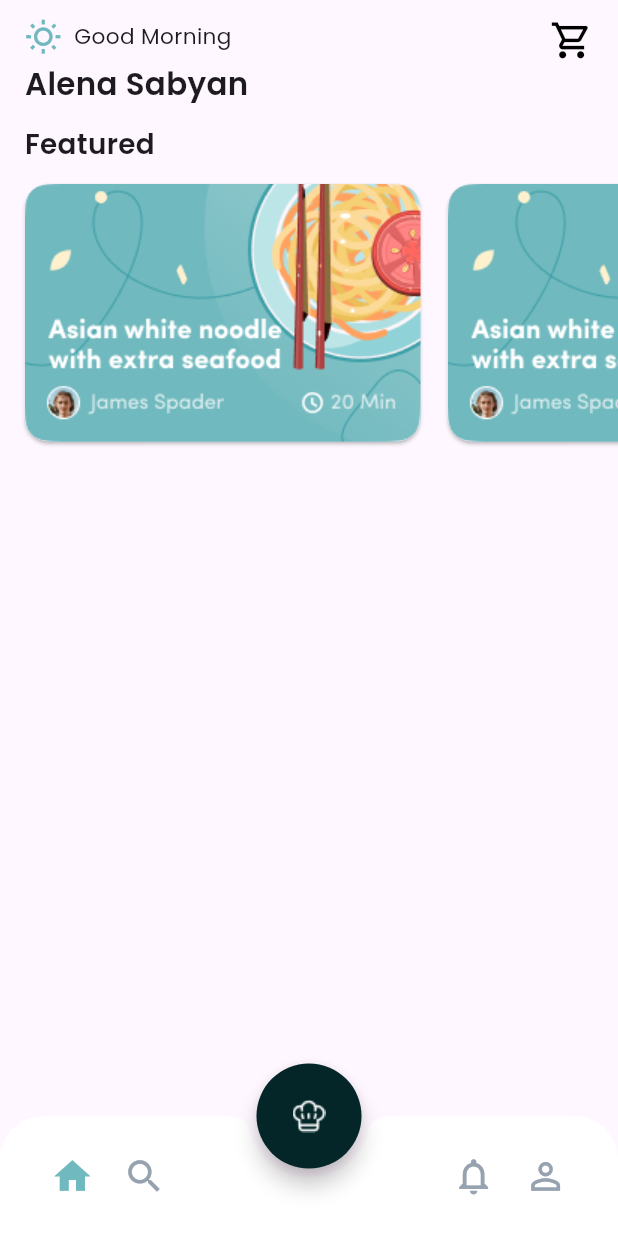
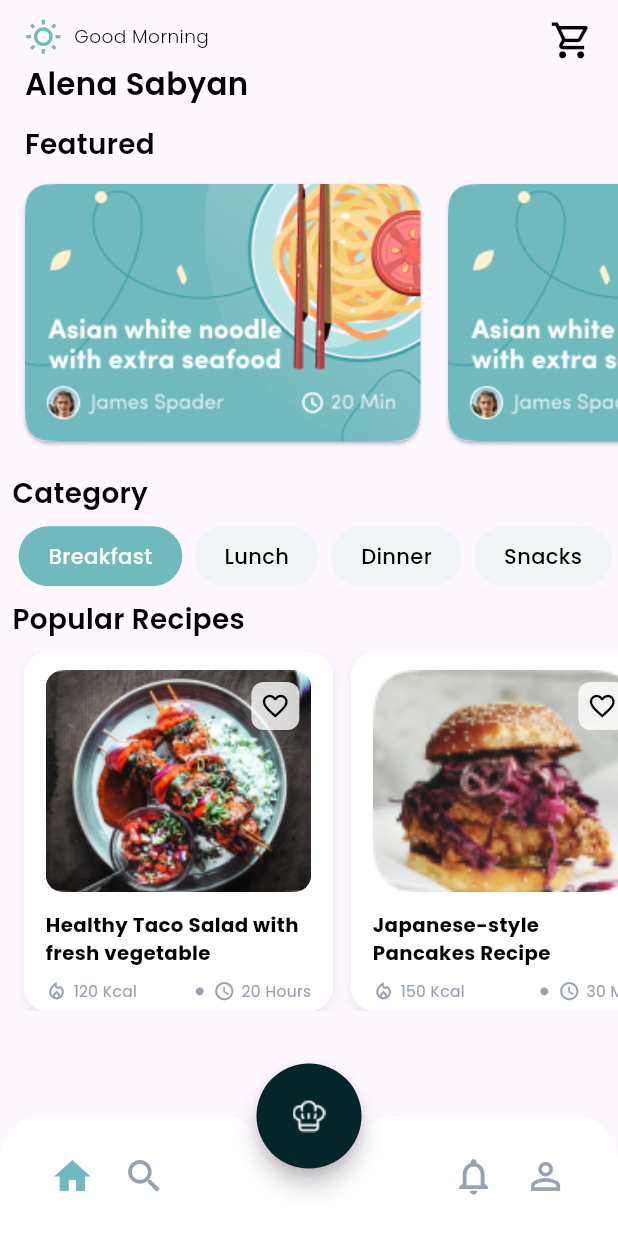
Before and after one commit to jincykp/tastybite_app, a Flutter app: the screen it shows after launch, after a tap on "Login", on a phone screen of 412 x 824 dp. Run offline on Flutter 3.47's test engine with Material 3 defaults, Android fonts, the phone set to English and light mode, and no system bars; our stand-ins replace google_fonts.

Commit message:
feat: Complete Home Page UI with custom FoodCard widget and horizontal scroll

```diff
--- a/lib/core/app_colors.dart
+++ b/lib/core/app_colors.dart
@@ -6,4 +6,5 @@ class AppColors {
   static const black = Colors.black;
   static const grey = Color(0xFF97A2B0);
   static const greenButton = Color(0xFF042628);
+  static const categoryButton = Color(0xFFF1F5F5);
 }
--- a/lib/core/app_text_styles.dart
+++ b/lib/core/app_text_styles.dart
@@ -1,17 +1,22 @@
 import 'package:flutter/material.dart';
+import 'package:google_fonts/google_fonts.dart';
 import 'package:tastybite/core/app_colors.dart';
 
 class AppTextStyles {
-  static const heading = TextStyle(
-    color: AppColors.white,
-    //fontFamily: 'SofiaPro',
-    fontWeight: FontWeight.w700,
-    fontSize: 28,
-    height: 1.2,
-    letterSpacing: 0,
-  );
-
-  static const body = TextStyle(fontSize: 16, color: Colors.black87);
-
-  // Add more text styles as needed
+  /// Custom reusable Poppins text style
+  static TextStyle poppins({
+    double fontSize = 14,
+    FontWeight fontWeight = FontWeight.normal,
+    Color color = AppColors.black,
+    double? height,
+    double? letterSpacing,
+  }) {
+    return GoogleFonts.poppins(
+      fontSize: fontSize,
+      fontWeight: fontWeight,
+      color: color,
+      height: height,
+      letterSpacing: letterSpacing,
+    );
+  }
 }
--- a/lib/screens/home_screen.dart
+++ b/lib/screens/home_screen.dart
@@ -1,19 +1,48 @@
 import 'package:flutter/material.dart';
-import 'package:google_fonts/google_fonts.dart';
 import 'package:tastybite/core/app_colors.dart';
 import 'package:tastybite/widgets/featured_card.dart';
+import 'package:tastybite/core/app_text_styles.dart';
+import 'package:tastybite/widgets/food_card.dart';
 
-class HomeScreen extends StatelessWidget {
+class HomeScreen extends StatefulWidget {
   const HomeScreen({super.key});
 
+  @override
+  State<HomeScreen> createState() => _HomeScreenState();
+}
+
+class _HomeScreenState extends State<HomeScreen> {
   @override
   Widget build(BuildContext context) {
     final size = MediaQuery.of(context).size;
     final screenWidth = size.width;
     final screenHeight = size.height;
+    String selectedCategory = 'Breakfast';
 
+    final List<String> categories = ['Breakfast', 'Lunch', 'Dinner', 'Snacks'];
+    final List<Map<String, String>> foodItems = [
+      {
+        'image': 'assets/images/fc_one.png',
+        'title': 'Healthy Taco Salad with fresh vegetable',
+        'kcal': '120 Kcal',
+        'time': '20 Hours',
+      },
+      {
+        'image': 'assets/images/burgur.png',
+        'title': 'Japanese-style Pancakes Recipe',
+        'kcal': '150 Kcal',
+        'time': '30 Min',
+      },
+      {
+        'image': 'assets/images/fc_one.png',
+        'title': 'Avocado Toast with boiled eggs',
+        'kcal': '200 Kcal',
+        'time': '15 Min',
+      },
+    ];
     return Scaffold(
       body: SafeArea(
+        child: SingleChildScrollView(
           child: Column(
             crossAxisAlignment: CrossAxisAlignment.start,
             children: [
@@ -27,7 +56,6 @@ class HomeScreen extends StatelessWidget {
                   mainAxisAlignment: MainAxisAlignment.spaceBetween,
                   crossAxisAlignment: CrossAxisAlignment.start,
                   children: [
-                  // Column with icon + text, aligned left
                     Column(
                       crossAxisAlignment: CrossAxisAlignment.start,
                       children: [
@@ -41,9 +69,10 @@ class HomeScreen extends StatelessWidget {
                             SizedBox(width: screenWidth * 0.02),
                             Text(
                               'Good Morning',
-                            style: GoogleFonts.poppins(
-                              fontSize: screenWidth * 0.035,
-                              fontWeight: FontWeight.w400,
+                              style: AppTextStyles.poppins(
+                                fontSize: screenWidth * 0.030,
+                                fontWeight: FontWeight.w300,
+                                color: AppColors.black,
                               ),
                             ),
                           ],
@@ -51,9 +80,10 @@ class HomeScreen extends StatelessWidget {
                         SizedBox(height: screenHeight * 0.005),
                         Text(
                           'Alena Sabyan',
-                        style: GoogleFonts.poppins(
+                          style: AppTextStyles.poppins(
                             fontSize: screenWidth * 0.05,
                             fontWeight: FontWeight.w600,
+                            color: AppColors.black,
                           ),
                         ),
                       ],
@@ -72,17 +102,17 @@ class HomeScreen extends StatelessWidget {
                 padding: EdgeInsets.symmetric(horizontal: screenWidth * 0.04),
                 child: Text(
                   'Featured',
-                style: GoogleFonts.poppins(
+                  style: AppTextStyles.poppins(
                     fontSize: screenWidth * 0.045,
                     fontWeight: FontWeight.w600,
+                    color: AppColors.black,
                   ),
                 ),
               ),
 
               // Horizontally Scrollable Cards
               SizedBox(
-              height:
-                  screenHeight * 0.24, // Adjusted for responsive card height
+                height: screenHeight * 0.24,
                 child: SingleChildScrollView(
                   scrollDirection: Axis.horizontal,
                   padding: EdgeInsets.symmetric(horizontal: screenWidth * 0.03),
@@ -99,7 +129,97 @@ class HomeScreen extends StatelessWidget {
                   ),
                 ),
               ),
+
+              // Category Title
+              Padding(
+                padding: EdgeInsets.all(screenWidth * 0.02),
+                child: Text(
+                  'Category',
+                  style: AppTextStyles.poppins(
+                    fontSize: screenWidth * 0.045,
+                    fontWeight: FontWeight.w600,
+                    color: AppColors.black,
+                  ),
+                ),
+              ),
+
+              SingleChildScrollView(
+                scrollDirection: Axis.horizontal,
+                child: Padding(
+                  padding: EdgeInsets.symmetric(horizontal: screenWidth * 0.03),
+                  child: Row(
+                    children: categories.map((category) {
+                      final isSelected = selectedCategory == category;
+
+                      return Padding(
+                        padding: const EdgeInsets.only(right: 8.0),
+                        child: GestureDetector(
+                          onTap: () {
+                            setState(() {
+                              selectedCategory = category;
+                            });
+                          },
+                          child: Container(
+                            padding: const EdgeInsets.symmetric(
+                              horizontal: 20,
+                              vertical: 10,
+                            ),
+                            decoration: BoxDecoration(
+                              color: isSelected
+                                  ? const Color(0xFF70B9BE)
+                                  : const Color(0xFFF1F5F5),
+                              borderRadius: BorderRadius.circular(20),
+                            ),
+                            child: Text(
+                              category,
+                              style: AppTextStyles.poppins(
+                                fontSize: 14,
+                                fontWeight: FontWeight.w500,
+                                color: isSelected
+                                    ? AppColors.white
+                                    : AppColors.black,
+                              ),
+                            ),
+                          ),
+                        ),
+                      );
+                    }).toList(),
+                  ),
+                ),
+              ),
+              Padding(
+                padding: EdgeInsets.all(
+                  screenWidth * 0.02,
+                ), // Adjust the multiplier as needed
+                child: Text(
+                  'Popular Recipes',
+                  style: AppTextStyles.poppins(
+                    fontSize: screenWidth * 0.045,
+                    fontWeight: FontWeight.w600,
+                    color: AppColors.black,
+                  ),
+                ),
+              ),
+              SizedBox(
+                height: 240,
+                child: ListView.separated(
+                  scrollDirection: Axis.horizontal,
+                  itemCount: foodItems.length,
+                  padding: const EdgeInsets.symmetric(horizontal: 16),
+                  separatorBuilder: (_, __) => const SizedBox(width: 12),
+                  itemBuilder: (context, index) {
+                    final item = foodItems[index];
+                    return FoodCard(
+                      imagePath: item['image']!,
+                      title: item['title']!,
+                      kcal: item['kcal']!,
+                      time: item['time']!,
+                    );
+                  },
+                ),
+              ),
             ],
+          ),
         ),
       ),
     );
--- a/lib/screens/login_screen.dart
+++ b/lib/screens/login_screen.dart
@@ -2,6 +2,7 @@ import 'package:flutter/material.dart';
 import 'package:tastybite/core/app_colors.dart';
 import 'package:tastybite/screens/bottom_nav_screen.dart';
 import 'package:tastybite/widgets/custom_button.dart';
+import 'package:tastybite/core/app_text_styles.dart'; // ✅ Import your AppTextStyles
 
 class LoginScreen extends StatelessWidget {
   const LoginScreen({super.key});
@@ -24,9 +25,9 @@ class LoginScreen extends StatelessWidget {
                 children: [
                   Text(
                     'Later',
-                    style: TextStyle(
+                    style: AppTextStyles.poppins(
                       color: AppColors.white,
-                      fontWeight: FontWeight.w800,
+                      fontWeight: FontWeight.w600,
                     ),
                   ),
                 ],
@@ -85,9 +86,9 @@ class LoginScreen extends StatelessWidget {
               // Heading
               Text(
                 'Help your path to health goals with happiness',
-                style: TextStyle(
-                  fontSize: screenWidth * 0.05,
-                  fontWeight: FontWeight.bold,
+                style: AppTextStyles.poppins(
+                  fontSize: screenWidth * 0.050,
+                  fontWeight: FontWeight.w600,
                   color: AppColors.white,
                 ),
                 textAlign: TextAlign.center,
@@ -111,9 +112,9 @@ class LoginScreen extends StatelessWidget {
               // Create account text
               Text(
                 'Create New Account',
-                style: TextStyle(
+                style: AppTextStyles.poppins(
+                  fontSize: screenWidth * 0.040,
                   fontWeight: FontWeight.w700,
-                  fontSize: screenWidth * 0.045,
                   color: AppColors.white,
                 ),
               ),
--- a/lib/widgets/custom_button.dart
+++ b/lib/widgets/custom_button.dart
@@ -1,5 +1,6 @@
 import 'package:flutter/material.dart';
 import 'package:tastybite/core/app_colors.dart';
+import 'package:tastybite/core/app_text_styles.dart';
 
 class CustomButton extends StatelessWidget {
   final String text;
@@ -21,6 +22,8 @@ class CustomButton extends StatelessWidget {
 
   @override
   Widget build(BuildContext context) {
+    final screenWidth = MediaQuery.of(context).size.width;
+
     return SizedBox(
       width: width,
       height: height,
@@ -34,10 +37,9 @@ class CustomButton extends StatelessWidget {
         ),
         child: Text(
           text,
-          style: TextStyle(
-            fontFamily: 'SofiaPro',
+          style: AppTextStyles.poppins(
+            fontSize: screenWidth * 0.04,
             fontWeight: FontWeight.w700,
-            fontSize: 16,
             color: textColor,
           ),
         ),
--- /dev/null
+++ b/lib/widgets/custom_category_button.dart
@@ -0,0 +1,41 @@
+import 'package:flutter/material.dart';
+import 'package:tastybite/core/app_colors.dart';
+import 'package:tastybite/core/app_text_styles.dart';
+
+class CustomCategoryButton extends StatelessWidget {
+  final String label;
+  final bool isSelected;
+  final VoidCallback onTap;
+
+  const CustomCategoryButton({
+    super.key,
+    required this.label,
+    required this.isSelected,
+    required this.onTap,
+  });
+
+  @override
+  Widget build(BuildContext context) {
+    return ElevatedButton(
+      onPressed: onTap,
+      style: ElevatedButton.styleFrom(
+        backgroundColor: isSelected
+            ? AppColors.primary
+            : AppColors.categoryButton,
+        foregroundColor: AppColors.white,
+        padding: const EdgeInsets.symmetric(horizontal: 16, vertical: 12),
+        shape: RoundedRectangleBorder(borderRadius: BorderRadius.circular(8)),
+        elevation: 0,
+      ),
+      child: Text(
+        label,
+        style: AppTextStyles.poppins(
+          fontSize: 14,
+          fontWeight: FontWeight.w500,
+
+          color: isSelected ? AppColors.white : AppColors.black,
+        ),
+      ),
+    );
+  }
+}
--- /dev/null
+++ b/lib/widgets/food_card.dart
@@ -0,0 +1,153 @@
+import 'package:flutter/material.dart';
+import 'package:tastybite/core/app_colors.dart';
+import 'package:tastybite/core/app_text_styles.dart';
+
+class FoodCard extends StatelessWidget {
+  final String imagePath;
+  final String title;
+  final String kcal;
+  final String time;
+
+  const FoodCard({
+    super.key,
+    required this.imagePath,
+    required this.title,
+    required this.kcal,
+    required this.time,
+  });
+
+  @override
+  Widget build(BuildContext context) {
+    final screenWidth = MediaQuery.of(context).size.width;
+    final screenHeight = MediaQuery.of(context).size.height;
+    final imageHeight = screenHeight * 0.18;
+    final cardWidth = screenWidth * 0.5;
+    final horizontalPadding = screenWidth * 0.035;
+
+    return Container(
+      width: cardWidth,
+      //  height: screenHeight * 0.30,
+      decoration: BoxDecoration(
+        color: AppColors.white,
+        borderRadius: BorderRadius.circular(16),
+        boxShadow: [
+          BoxShadow(
+            color: Colors.grey.withOpacity(0.2),
+            blurRadius: 5,
+            offset: const Offset(0, 3),
+          ),
+        ],
+      ),
+      child: Column(
+        mainAxisSize: MainAxisSize.min,
+        crossAxisAlignment: CrossAxisAlignment.start,
+        children: [
+          // Image with favorite icon
+          Padding(
+            padding: EdgeInsets.symmetric(
+              horizontal: horizontalPadding,
+              vertical: screenHeight * 0.015,
+            ),
+            child: Stack(
+              children: [
+                ClipRRect(
+                  borderRadius: BorderRadius.circular(12),
+                  child: Image.asset(
+                    imagePath,
+                    height: imageHeight,
+                    width: double.infinity,
+                    fit: BoxFit.cover,
+                  ),
+                ),
+                Positioned(
+                  top: 8,
+                  right: 8,
+                  child: Container(
+                    padding: const EdgeInsets.all(6),
+                    decoration: BoxDecoration(
+                      color: Colors.white.withOpacity(0.8),
+                      borderRadius: BorderRadius.circular(8),
+                    ),
+                    child: const Icon(
+                      Icons.favorite_border,
+                      color: AppColors.black,
+                      size: 20,
+                    ),
+                  ),
+                ),
+              ],
+            ),
+          ),
+
+          // Title
+          Padding(
+            padding: EdgeInsets.symmetric(horizontal: horizontalPadding),
+            child: Text(
+              title,
+              style: AppTextStyles.poppins(
+                fontSize: screenWidth * 0.032,
+                fontWeight: FontWeight.w700,
+                color: AppColors.black,
+              ),
+              maxLines: 2,
+            ),
+          ),
+
+          SizedBox(height: screenHeight * 0.01),
+
+          // Info Row
+          Padding(
+            padding: EdgeInsets.symmetric(horizontal: horizontalPadding),
+            child: Row(
+              mainAxisAlignment: MainAxisAlignment.spaceBetween,
+              children: [
+                Row(
+                  children: [
+                    Icon(
+                      Icons.local_fire_department_outlined,
+                      color: AppColors.grey,
+                      size: screenWidth * 0.035,
+                    ),
+                    SizedBox(width: screenWidth * 0.01),
+                    Text(
+                      kcal,
+                      style: AppTextStyles.poppins(
+                        fontSize: screenWidth * 0.025,
+                        color: AppColors.grey,
+                        fontWeight: FontWeight.w400,
+                      ),
+                    ),
+                  ],
+                ),
+                Row(
+                  children: [
+                    Icon(
+                      Icons.circle,
+                      size: screenWidth * 0.015,
+                      color: AppColors.grey,
+                    ),
+                    SizedBox(width: screenWidth * 0.015),
+                    Icon(
+                      Icons.access_time,
+                      size: screenWidth * 0.035,
+                      color: AppColors.grey,
+                    ),
+                    SizedBox(width: screenWidth * 0.01),
+                    Text(
+                      time,
+                      style: AppTextStyles.poppins(
+                        fontSize: screenWidth * 0.025,
+                        color: AppColors.grey,
+                        fontWeight: FontWeight.w400,
+                      ),
+                    ),
+                  ],
+                ),
+              ],
+            ),
+          ),
+        ],
+      ),
+    );
+  }
+}
```
Also changed, not shown: assets/images/burgur.png (added), assets/images/fc_one.png (added), assets/images/fc_two.png (added). Lines whose indentation alone changed are shown as unchanged.
